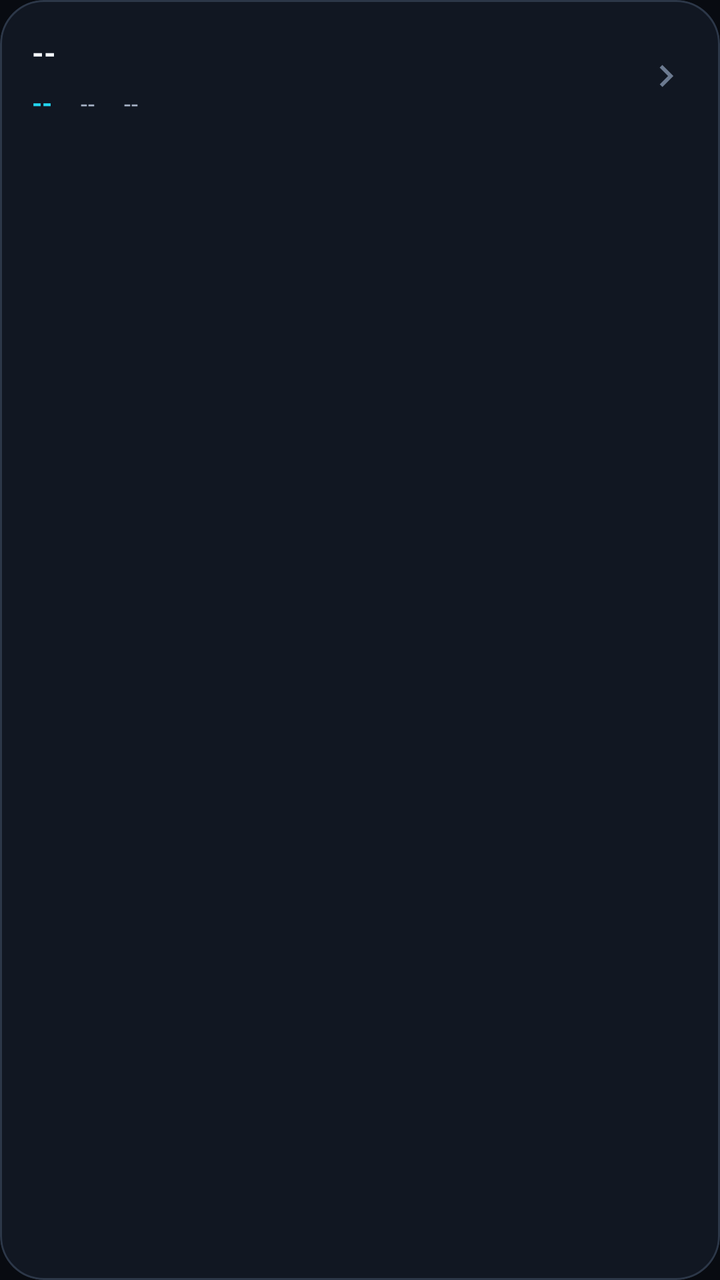
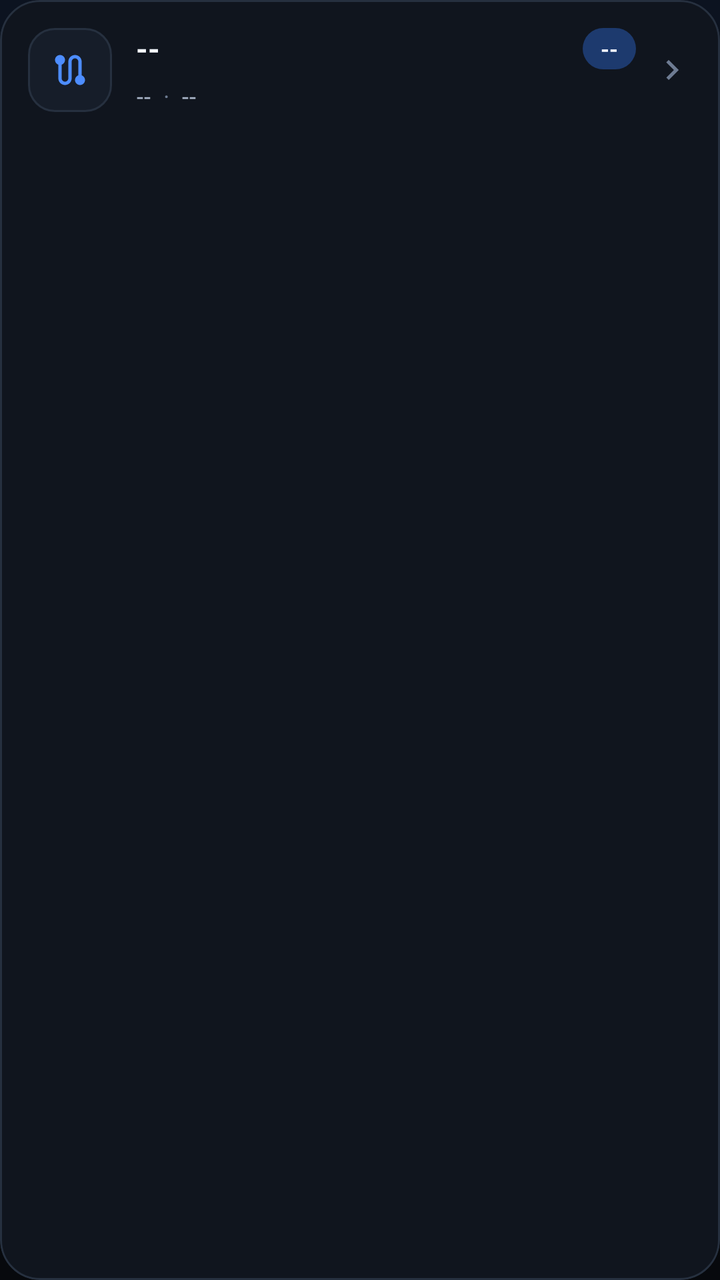

An Android layout rendered at two revisions. The XML below is the earlier revision; the diff shows what the commit changed to produce the second picture.
<!-- AndroidManifest.xml: application theme Theme.XsrCompanion -->
<!-- res/layout/item_ride.xml -->
<?xml version="1.0" encoding="utf-8"?>
<com.google.android.material.card.MaterialCardView
    xmlns:android="http://schemas.android.com/apk/res/android"
    xmlns:app="http://schemas.android.com/apk/res-auto"
    style="@style/Widget.Xsr.Card"
    android:layout_width="match_parent"
    android:layout_height="wrap_content"
    android:layout_marginTop="10dp"
    android:clickable="true"
    android:focusable="true">

    <LinearLayout
        android:layout_width="match_parent"
        android:layout_height="wrap_content"
        android:gravity="center_vertical"
        android:orientation="horizontal"
        android:padding="16dp">

        <LinearLayout
            android:layout_width="0dp"
            android:layout_height="wrap_content"
            android:layout_weight="1"
            android:orientation="vertical">

            <TextView
                android:id="@+id/tvRideDate"
                android:layout_width="match_parent"
                android:layout_height="wrap_content"
                android:text="--"
                android:textColor="@color/text_primary"
                android:textSize="15sp"
                android:textStyle="bold" />

            <LinearLayout
                android:layout_width="match_parent"
                android:layout_height="wrap_content"
                android:layout_marginTop="6dp"
                android:orientation="horizontal">

                <TextView
                    android:id="@+id/tvRideDistance"
                    android:layout_width="wrap_content"
                    android:layout_height="wrap_content"
                    android:text="--"
                    android:textColor="@color/secondary"
                    android:textSize="13sp"
                    android:textStyle="bold" />

                <TextView
                    android:id="@+id/tvRideDuration"
                    android:layout_width="wrap_content"
                    android:layout_height="wrap_content"
                    android:layout_marginStart="14dp"
                    android:text="--"
                    android:textAppearance="@style/TextAppearance.Xsr.Caption" />

                <TextView
                    android:id="@+id/tvRideTop"
                    android:layout_width="wrap_content"
                    android:layout_height="wrap_content"
                    android:layout_marginStart="14dp"
                    android:text="--"
                    android:textAppearance="@style/TextAppearance.Xsr.Caption" />
            </LinearLayout>
        </LinearLayout>

        <ImageView
            android:layout_width="22dp"
            android:layout_height="22dp"
            android:contentDescription="Open ride"
            android:src="@drawable/ic_chevron_right" />
    </LinearLayout>
</com.google.android.material.card.MaterialCardView>
<!-- resources referenced by this layout -->
<resources>
  <style name="TextAppearance.Xsr.Caption" parent="TextAppearance.Material3.BodySmall">
          <item name="android:textColor">@color/text_secondary</item>
      </style>
  <style name="Widget.Xsr.Card" parent="Widget.Material3.CardView.Filled">
          <item name="cardBackgroundColor">@color/surface</item>
          <item name="cardCornerRadius">22dp</item>
          <item name="cardElevation">0dp</item>
          <item name="strokeColor">@color/outline_color</item>
          <item name="strokeWidth">1dp</item>
          <item name="contentPadding">0dp</item>
      </style>
  <style name="Theme.XsrCompanion" parent="Theme.Material3.Dark.NoActionBar">
          <item name="colorPrimary">@color/primary</item>
          <item name="colorOnPrimary">@color/on_primary</item>
          <item name="colorPrimaryContainer">@color/primary_dim</item>
          <item name="colorOnPrimaryContainer">@color/text_primary</item>
          <item name="colorSecondary">@color/secondary</item>
          <item name="colorOnSecondary">@color/on_secondary</item>
          <item name="colorTertiary">@color/tertiary</item>
  
          <item name="android:colorBackground">@color/bg_dark</item>
          <item name="colorSurface">@color/surface</item>
          <item name="colorOnSurface">@color/text_primary</item>
          <item name="colorSurfaceVariant">@color/surface_variant</item>
          <item name="colorOnSurfaceVariant">@color/text_secondary</item>
          <item name="colorOutline">@color/outline_color</item>
          <item name="colorError">@color/accent_red</item>
  
          <item name="android:statusBarColor">@android:color/transparent</item>
          <item name="android:navigationBarColor">@android:color/transparent</item>
          <item name="android:windowLightStatusBar">false</item>
          <item name="android:windowLightNavigationBar">false</item>
          <item name="android:enforceStatusBarContrast">false</item>
          <item name="android:enforceNavigationBarContrast">false</item>
          <item name="android:windowBackground">@color/bg_dark</item>
  
          <item name="materialCardViewStyle">@style/Widget.Xsr.Card</item>
          <item name="materialButtonStyle">@style/Widget.Xsr.Button</item>
      </style>
  <color name="text_muted">#6C7A90</color>
  <color name="text_secondary">#A7B3C7</color>
  <color name="surface">#111722</color>
  <color name="outline_color">#2C3748</color>
  <color name="bg_dark">#080B11</color>
  <color name="surface_variant">#1A2231</color>
  <style name="Widget.Xsr.Button" parent="Widget.Material3.Button">
          <item name="cornerRadius">18dp</item>
          <item name="android:minHeight">52dp</item>
          <item name="android:textAllCaps">false</item>
      </style>
  <!-- unchanged entries left out for length: 9 -->
</resources>

<!-- the commit's change to res/layout/item_ride.xml (unified diff, before → after) -->
@@ -14,59 +14,96 @@
         android:layout_height="wrap_content"
         android:gravity="center_vertical"
         android:orientation="horizontal"
-        android:padding="16dp">
+        android:padding="14dp">
+
+        <FrameLayout
+            android:layout_width="42dp"
+            android:layout_height="42dp"
+            android:background="@drawable/bg_icon_badge">
+
+            <ImageView
+                android:layout_width="20dp"
+                android:layout_height="20dp"
+                android:layout_gravity="center"
+                android:contentDescription="@null"
+                android:src="@drawable/ic_route"
+                app:tint="@color/primary" />
+        </FrameLayout>
 
         <LinearLayout
             android:layout_width="0dp"
             android:layout_height="wrap_content"
+            android:layout_marginStart="12dp"
             android:layout_weight="1"
             android:orientation="vertical">
-
-            <TextView
-                android:id="@+id/tvRideDate"
-                android:layout_width="match_parent"
-                android:layout_height="wrap_content"
-                android:text="--"
-                android:textColor="@color/text_primary"
-                android:textSize="15sp"
-                android:textStyle="bold" />
 
             <LinearLayout
                 android:layout_width="match_parent"
                 android:layout_height="wrap_content"
-                android:layout_marginTop="6dp"
+                android:gravity="center_vertical"
                 android:orientation="horizontal">
+
+                <TextView
+                    android:id="@+id/tvRideDate"
+                    android:layout_width="0dp"
+                    android:layout_height="wrap_content"
+                    android:layout_weight="1"
+                    android:ellipsize="end"
+                    android:maxLines="1"
+                    android:text="--"
+                    android:textColor="@color/text_primary"
+                    android:textSize="15sp"
+                    android:textStyle="bold" />
 
                 <TextView
                     android:id="@+id/tvRideDistance"
                     android:layout_width="wrap_content"
                     android:layout_height="wrap_content"
+                    android:background="@drawable/bg_pill"
+                    android:backgroundTint="@color/primary_dim"
+                    android:paddingHorizontal="9dp"
+                    android:paddingVertical="3dp"
                     android:text="--"
-                    android:textColor="@color/secondary"
-                    android:textSize="13sp"
+                    android:textColor="@color/text_primary"
+                    android:textSize="11sp"
                     android:textStyle="bold" />
+            </LinearLayout>
+
+            <LinearLayout
+                android:layout_width="match_parent"
+                android:layout_height="wrap_content"
+                android:layout_marginTop="5dp"
+                android:gravity="center_vertical"
+                android:orientation="horizontal">
 
                 <TextView
                     android:id="@+id/tvRideDuration"
                     android:layout_width="wrap_content"
                     android:layout_height="wrap_content"
-                    android:layout_marginStart="14dp"
                     android:text="--"
                     android:textAppearance="@style/TextAppearance.Xsr.Caption" />
+
+                <TextView
+                    android:layout_width="wrap_content"
+                    android:layout_height="wrap_content"
+                    android:layout_marginHorizontal="6dp"
+                    android:text="·"
+                    android:textColor="@color/text_muted"
+                    android:textSize="12sp" />
 
                 <TextView
                     android:id="@+id/tvRideTop"
                     android:layout_width="wrap_content"
                     android:layout_height="wrap_content"
-                    android:layout_marginStart="14dp"
                     android:text="--"
                     android:textAppearance="@style/TextAppearance.Xsr.Caption" />
             </LinearLayout>
         </LinearLayout>
 
         <ImageView
-            android:layout_width="22dp"
-            android:layout_height="22dp"
+            android:layout_width="20dp"
+            android:layout_height="20dp"
+            android:layout_marginStart="8dp"
             android:contentDescription="Open ride"
             android:src="@drawable/ic_chevron_right" />
     </LinearLayout>
<!-- resource entries referenced after the edit -->
@@ -2,14 +2,16 @@
 <resources>
   <style name="TextAppearance.Xsr.Caption" parent="TextAppearance.Material3.BodySmall">
           <item name="android:textColor">@color/text_secondary</item>
+          <item name="android:lineSpacingExtra">2dp</item>
       </style>
   <style name="Widget.Xsr.Card" parent="Widget.Material3.CardView.Filled">
           <item name="cardBackgroundColor">@color/surface</item>
-          <item name="cardCornerRadius">22dp</item>
+          <item name="cardCornerRadius">20dp</item>
           <item name="cardElevation">0dp</item>
           <item name="strokeColor">@color/outline_color</item>
           <item name="strokeWidth">1dp</item>
           <item name="contentPadding">0dp</item>
+          <item name="rippleColor">@color/ripple</item>
       </style>
   <style name="Theme.XsrCompanion" parent="Theme.Material3.Dark.NoActionBar">
           <item name="colorPrimary">@color/primary</item>
@@ -34,21 +36,72 @@
           <item name="android:windowLightNavigationBar">false</item>
           <item name="android:enforceStatusBarContrast">false</item>
           <item name="android:enforceNavigationBarContrast">false</item>
-          <item name="android:windowBackground">@color/bg_dark</item>
+          <item name="android:windowBackground">@drawable/bg_app</item>
   
           <item name="materialCardViewStyle">@style/Widget.Xsr.Card</item>
           <item name="materialButtonStyle">@style/Widget.Xsr.Button</item>
+          <item name="materialAlertDialogTheme">@style/ThemeOverlay.Xsr.Dialog</item>
       </style>
-  <color name="text_muted">#6C7A90</color>
-  <color name="text_secondary">#A7B3C7</color>
-  <color name="surface">#111722</color>
-  <color name="outline_color">#2C3748</color>
-  <color name="bg_dark">#080B11</color>
-  <color name="surface_variant">#1A2231</color>
+  <color name="text_muted">#6E7C93</color>
+  <!-- drawable bg_icon_badge (drawable) -->
+  <?xml version="1.0" encoding="utf-8"?>
+  <shape xmlns:android="http://schemas.android.com/apk/res/android"
+      android:shape="rectangle">
+      <solid android:color="@color/surface_variant" />
+      <corners android:radius="13dp" />
+      <stroke
+          android:width="1dp"
+          android:color="@color/outline" />
+  </shape>
+  <!-- drawable bg_pill (drawable) -->
+  <?xml version="1.0" encoding="utf-8"?>
+  <shape xmlns:android="http://schemas.android.com/apk/res/android"
+      android:shape="rectangle">
+      <solid android:color="@color/surface_high" />
+      <corners android:radius="20dp" />
+  </shape>
+  <!-- drawable ic_route (drawable) -->
+  <vector xmlns:android="http://schemas.android.com/apk/res/android"
+      android:width="24dp" android:height="24dp"
+      android:viewportWidth="24" android:viewportHeight="24">
+      <path android:fillColor="@color/text_secondary"
+          android:pathData="M19,15.18V7c0,-2.21 -1.79,-4 -4,-4s-4,1.79 -4,4v10c0,1.1 -0.9,2 -2,2s-2,-0.9 -2,-2V8.82C8.16,8.4 9,7.3 9,6c0,-1.66 -1.34,-3 -3,-3S3,4.34 3,6c0,1.3 0.84,2.4 2,2.82V17c0,2.21 1.79,4 4,4s4,-1.79 4,-4V7c0,-1.1 0.9,-2 2,-2s2,0.9 2,2v8.18c-1.16,0.42 -2,1.52 -2,2.82 0,1.66 1.34,3 3,3s3,-1.34 3,-3c0,-1.3 -0.84,-2.4 -2,-2.82z" />
+  </vector>
+  <color name="text_secondary">#A9B5C8</color>
+  <color name="surface">#10151E</color>
+  <color name="outline_color">#26303F</color>
+  <color name="ripple">#24FFFFFF</color>
+  <color name="bg_dark">#07090D</color>
+  <!-- drawable bg_app (drawable) -->
+  <?xml version="1.0" encoding="utf-8"?>
+  <shape xmlns:android="http://schemas.android.com/apk/res/android"
+      android:shape="rectangle">
+      <gradient
+          android:angle="270"
+          android:centerColor="#080C13"
+          android:endColor="#07090D"
+          android:startColor="#0C1320" />
+  </shape>
+  <color name="surface_variant">#161D29</color>
+  <color name="outline">#26303F</color>
+  <color name="surface_high">#1E2837</color>
   <style name="Widget.Xsr.Button" parent="Widget.Material3.Button">
-          <item name="cornerRadius">18dp</item>
-          <item name="android:minHeight">52dp</item>
+          <item name="cornerRadius">16dp</item>
+          <item name="android:minHeight">48dp</item>
           <item name="android:textAllCaps">false</item>
+          <item name="android:textSize">14sp</item>
+          <item name="android:letterSpacing">0.01</item>
+          <item name="iconPadding">8dp</item>
+      </style>
+  <style name="ThemeOverlay.Xsr.Dialog" parent="ThemeOverlay.Material3.MaterialAlertDialog">
+          <item name="colorSurface">@color/surface</item>
+          <item name="colorSurfaceContainerHigh">@color/surface</item>
+          <item name="colorOnSurface">@color/text_primary</item>
+          <item name="shapeAppearanceOverlay">@style/ShapeAppearanceOverlay.Xsr.Dialog</item>
+      </style>
+  <style name="ShapeAppearanceOverlay.Xsr.Dialog" parent="">
+          <item name="cornerFamily">rounded</item>
+          <item name="cornerSize">24dp</item>
       </style>
   <!-- unchanged entries left out for length: 9 -->
 </resources>
